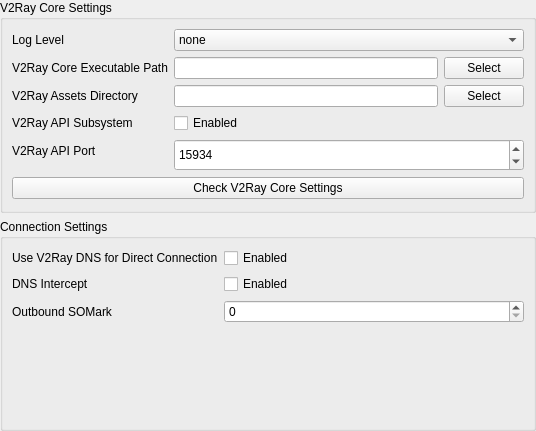
Above: src/plugins/v2ray/ui/w_V2RayKernelSettings.ui from ICE-GB/QvPersonal before the change. Below: the same form after it.
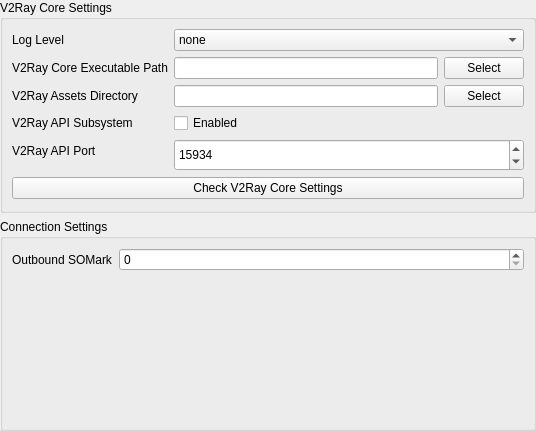
That is the form after the change.

Commit message: + Now, let's start the connection.

Patch:
```diff
--- a/src/plugins/v2ray/ui/w_V2RayKernelSettings.ui
+++ b/src/plugins/v2ray/ui/w_V2RayKernelSettings.ui
@@ -198,47 +198,13 @@
      </property>
      <layout class="QFormLayout" name="formLayout">
       <item row="0" column="0">
-       <widget class="QLabel" name="label_75">
-        <property name="text">
-         <string>Use V2Ray DNS for Direct Connection</string>
-        </property>
-        <property name="textFormat">
-         <enum>Qt::PlainText</enum>
-        </property>
-       </widget>
-      </item>
-      <item row="0" column="1">
-       <widget class="QCheckBox" name="dnsFreedomCb">
-        <property name="text">
-         <string>Enabled</string>
-        </property>
-       </widget>
-      </item>
-      <item row="1" column="0">
-       <widget class="QLabel" name="label_39">
-        <property name="text">
-         <string>DNS Intercept</string>
-        </property>
-        <property name="textFormat">
-         <enum>Qt::PlainText</enum>
-        </property>
-       </widget>
-      </item>
-      <item row="1" column="1">
-       <widget class="QCheckBox" name="dnsIntercept">
-        <property name="text">
-         <string>Enabled</string>
-        </property>
-       </widget>
-      </item>
-      <item row="2" column="0">
        <widget class="QLabel" name="label_2">
         <property name="text">
          <string>Outbound SOMark</string>
         </property>
        </widget>
       </item>
-      <item row="2" column="1">
+      <item row="0" column="1">
        <widget class="QSpinBox" name="somarkSB"/>
       </item>
      </layout>
```
The commit also changes 23 other files.
